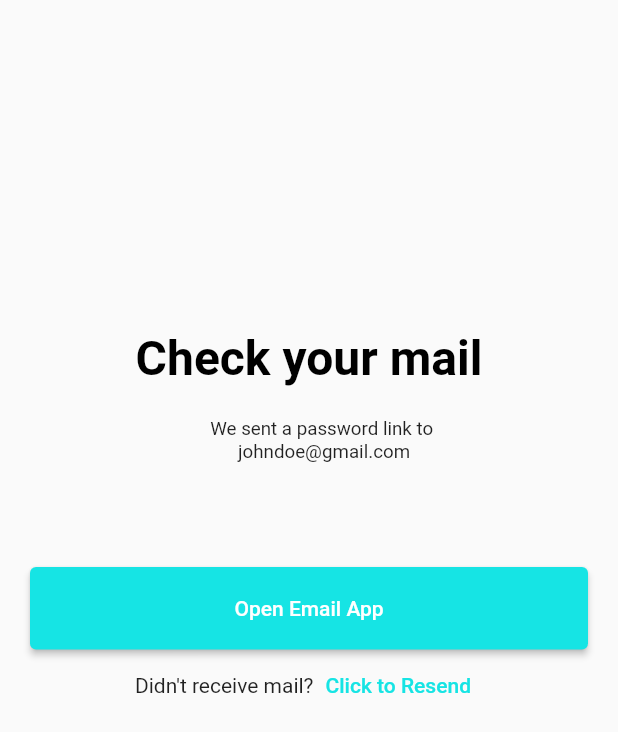
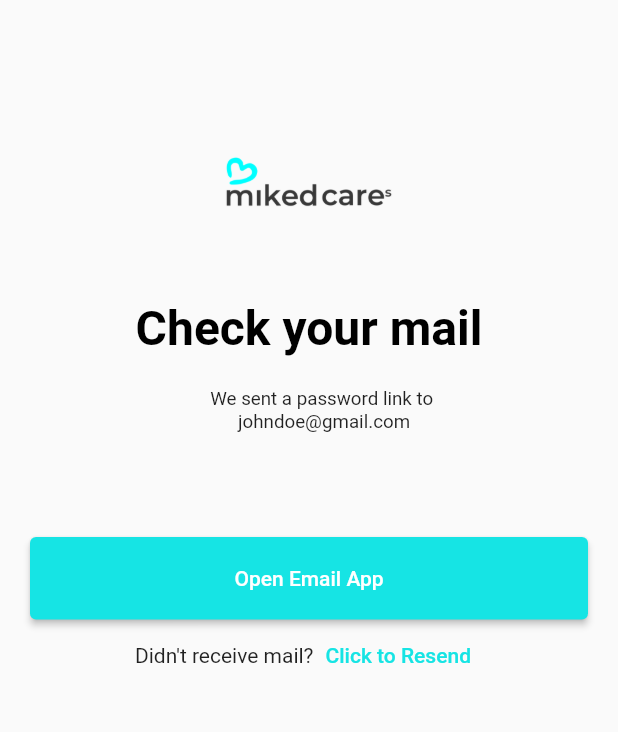
Before and after one commit to maqamylee0/miked_care, a Flutter app: the ForgotPassword screen opened directly, after a tap on "Reset your Password", on a phone screen of 412 x 824 dp. Shown: the top 732 px of the screen. Run offline on Flutter 3.47's test engine with Material 2 defaults, Android fonts, the phone set to English and light mode, and no system bars; our stand-ins replace flutter_svg, pin_code_fields.

Commit message:
fixed logo

```diff
--- a/lib/checkmail.dart
+++ b/lib/checkmail.dart
@@ -20,7 +20,15 @@ class _CheckEmailState extends State<CheckEmail> {
               child: Column(
                   crossAxisAlignment: CrossAxisAlignment.center,
                   children: [
-                    SizedBox(height: 200),
+                    SizedBox(height: 30),
+                    SizedBox(
+
+                      height: 150,
+                      width: 150,
+                      child:Image.asset("assets/logo_black.png",height: 200,width: 300,),
+
+                      //Image.asset("assets/img.png")
+                    ),
                     Text("Check your mail",style:TextStyle(color: Colors.black,fontSize: 32,fontWeight: FontWeight.bold),),
                     SizedBox(height: 10,),
                     Container(
--- a/lib/forgotpassword.dart
+++ b/lib/forgotpassword.dart
@@ -25,13 +25,17 @@ class _ForgotPasswordState extends State<ForgotPassword> {
               child: Column(
                   crossAxisAlignment: CrossAxisAlignment.center,
                   children: [
-                    SizedBox(height: 100),
+                    SizedBox(height: 30),
 
                     SizedBox(
-                      height: 100,
-                      width: 200,
-                      child: SvgPicture.asset("assets/logo.svg",height: 100,width: 100,),
+
+                      height: 150,
+                      width: 150,
+                      child:Image.asset("assets/logo_black.png",height: 200,width: 300),
+
+                      //Image.asset("assets/img.png")
                     ),
+                    SizedBox(height: 50),
 
                     Text("Forgot Password!",style:TextStyle(color: Colors.black,fontSize: 32,fontWeight: FontWeight.bold),),
                     SizedBox(height: 10,),
```
Also changed, not shown: assets/logo.png (added), assets/logo_black.png (added).
